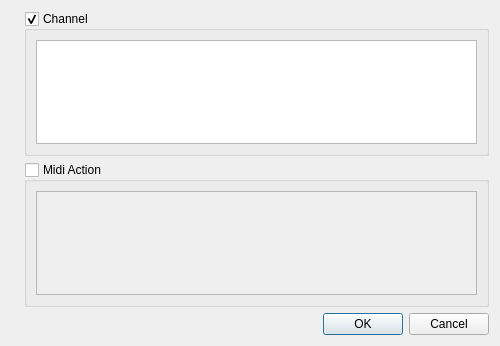
Above: mscore/mscore/articulation.ui from musescore/musescore-old before the change. Below: the same form after it.
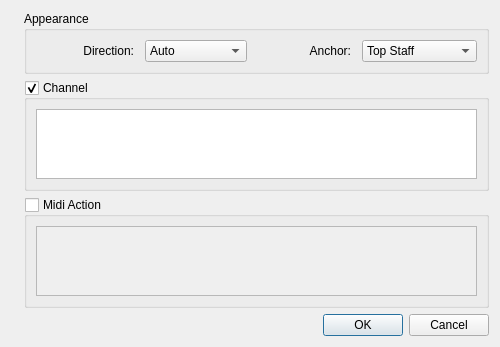
That is the form after the change. Icons and pictures are not drawn.

Patch:
```diff
--- a/mscore/mscore/articulation.ui
+++ b/mscore/mscore/articulation.ui
@@ -34,6 +34,89 @@
      </item>
      <item>
       <layout class="QVBoxLayout" name="verticalLayout">
+       <item>
+        <widget class="QGroupBox" name="groupBox">
+         <property name="title">
+          <string>Appearance</string>
+         </property>
+         <layout class="QHBoxLayout" name="horizontalLayout_2">
+          <item>
+           <widget class="QLabel" name="label">
+            <property name="text">
+             <string>Direction:</string>
+            </property>
+            <property name="alignment">
+             <set>Qt::AlignRight|Qt::AlignTrailing|Qt::AlignVCenter</set>
+            </property>
+            <property name="indent">
+             <number>5</number>
+            </property>
+           </widget>
+          </item>
+          <item>
+           <widget class="QComboBox" name="direction">
+            <item>
+             <property name="text">
+              <string>Auto</string>
+             </property>
+            </item>
+            <item>
+             <property name="text">
+              <string>Up</string>
+             </property>
+            </item>
+            <item>
+             <property name="text">
+              <string>Down</string>
+             </property>
+            </item>
+           </widget>
+          </item>
+          <item>
+           <widget class="QLabel" name="label_2">
+            <property name="text">
+             <string>Anchor:</string>
+            </property>
+            <property name="alignment">
+             <set>Qt::AlignRight|Qt::AlignTrailing|Qt::AlignVCenter</set>
+            </property>
+            <property name="indent">
+             <number>5</number>
+            </property>
+           </widget>
+          </item>
+          <item>
+           <widget class="QComboBox" name="anchor">
+            <item>
+             <property name="text">
+              <string>Top Staff</string>
+             </property>
+            </item>
+            <item>
+             <property name="text">
+              <string>Bottom Staff</string>
+             </property>
+            </item>
+            <item>
+             <property name="text">
+              <string>Chord Direction</string>
+             </property>
+            </item>
+            <item>
+             <property name="text">
+              <string>Top Chord</string>
+             </property>
+            </item>
+            <item>
+             <property name="text">
+              <string>Bottom Chord</string>
+             </property>
+            </item>
+           </widget>
+          </item>
+         </layout>
+        </widget>
+       </item>
        <item>
         <widget class="QGroupBox" name="channelChange">
          <property name="title">
```
